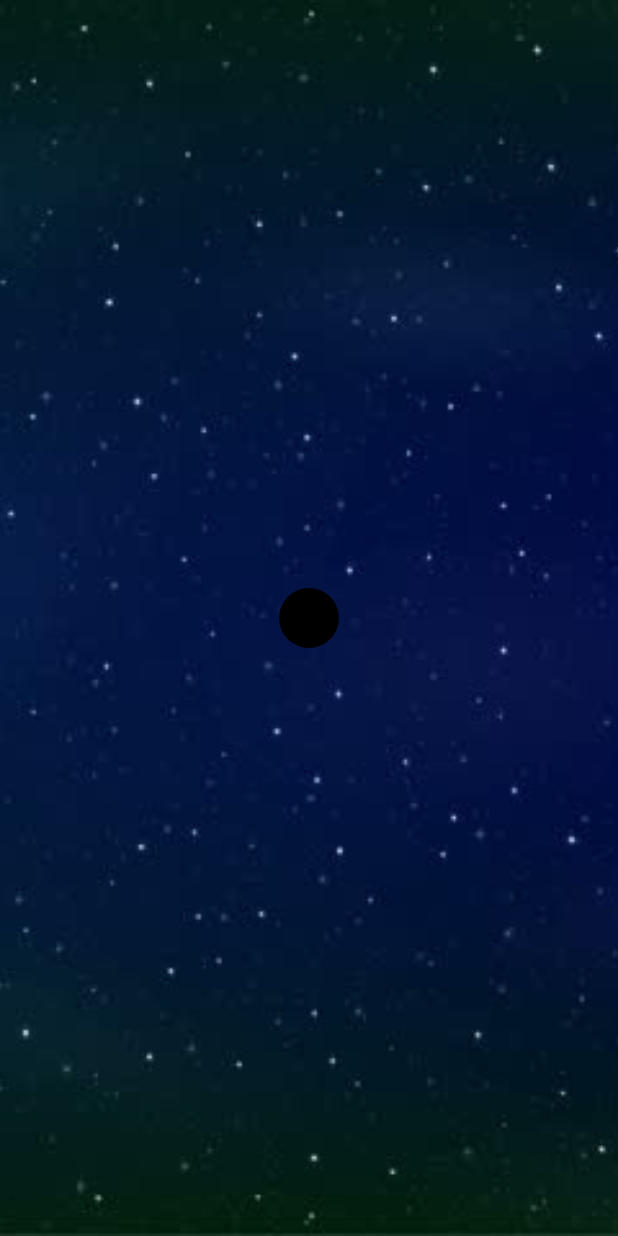
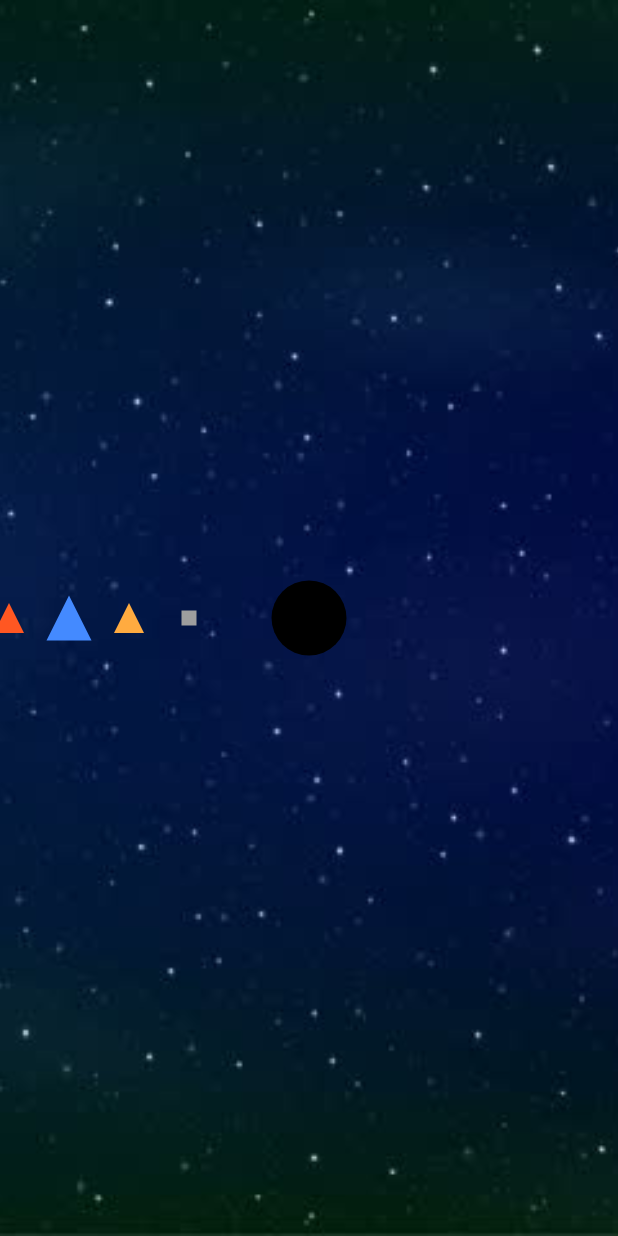
Before and after one commit to dariuspo/galaxy, a Flutter app: the screen it shows after launch, on a phone screen of 412 x 824 dp. Run offline on Flutter 3.47's test engine with Material 2 defaults, Android fonts, the phone set to English and light mode, and no system bars.

Commit message:
creating planets

```diff
--- a/lib/main.dart
+++ b/lib/main.dart
@@ -1,5 +1,7 @@
 import 'package:flutter/material.dart';
-import './widget/circle-shape.dart';
+import 'package:galaxy/painter/triangle-painter.dart';
+import 'package:galaxy/widget/triangle-builder.dart';
+import './widget/shape-builder.dart';
 
 void main() => runApp(MyApp());
 
@@ -43,9 +45,47 @@ class _GalaxyState extends State<Galaxy> {
             children: <Widget>[
               Transform.translate(
                 offset: Offset(0.0, 0.0),
-                child: CircleShape(
-                  radius: 40,
+                child: ShapeBuilder(
+                  radius: 50,
                   color: Colors.black,
+                  boxShape: BoxShape.circle,
+                ),
+              ),
+              Transform.translate(
+                offset: Offset(-80, 0.0),
+                child: ShapeBuilder(
+                  radius: 10,
+                  color: Colors.grey,
+                  boxShape: BoxShape.rectangle,
+                ),
+              ),
+              Transform.translate(
+                offset: Offset(-120.0, 0.0),
+                child: TriangleBuilder(
+                  color: Colors.orangeAccent,
+                  radius: 20,
+                ),
+              ),
+              Transform.translate(
+                offset: Offset(-160.0, 0.0),
+                child: TriangleBuilder(
+                  color: Colors.blueAccent,
+                  radius: 30,
+                ),
+              ),
+              Transform.translate(
+                offset: Offset(-200.0, 0.0),
+                child: TriangleBuilder(
+                  color: Colors.deepOrange,
+                  radius: 20,
+                ),
+              ),
+              Transform.translate(
+                offset: Offset(-300.0, 0.0),
+                child: ShapeBuilder(
+                  color: Colors.brown,
+                  radius: 50,
+                  boxShape: BoxShape.circle,
                 ),
               ),
             ],
--- /dev/null
+++ b/lib/painter/triangle-painter.dart
@@ -0,0 +1,34 @@
+import 'package:flutter/material.dart';
+
+class TrianglePainter extends CustomPainter {
+  final Color strokeColor;
+  final PaintingStyle paintingStyle;
+  final double strokeWidth;
+
+  TrianglePainter({this.strokeColor = Colors.black, this.strokeWidth = 3, this.paintingStyle = PaintingStyle.stroke});
+
+  @override
+  void paint(Canvas canvas, Size size) {
+    Paint paint = Paint()
+      ..color = strokeColor
+      ..strokeWidth = strokeWidth
+      ..style = paintingStyle;
+
+    canvas.drawPath(getTrianglePath(size.width, size.height), paint);
+  }
+
+  Path getTrianglePath(double x, double y) {
+    return Path()
+      ..moveTo(0, y)
+      ..lineTo(x / 2, 0)
+      ..lineTo(x, y)
+      ..lineTo(0, y);
+  }
+
+  @override
+  bool shouldRepaint(TrianglePainter oldDelegate) {
+    return oldDelegate.strokeColor != strokeColor ||
+        oldDelegate.paintingStyle != paintingStyle ||
+        oldDelegate.strokeWidth != strokeWidth;
+  }
+}
--- a/lib/widget/circle-shape.dart
+++ b/lib/widget/shape-builder.dart
@@ -1,9 +1,9 @@
 import 'package:flutter/material.dart';
-class CircleShape extends StatelessWidget {
+class ShapeBuilder extends StatelessWidget {
   final double radius;
   final Color color;
-
-  CircleShape({this.radius, this.color});
+  final BoxShape boxShape;
+  ShapeBuilder({this.radius, this.color, this.boxShape});
 
   @override
   Widget build(BuildContext context) {
@@ -11,8 +11,7 @@ class CircleShape extends StatelessWidget {
       child: Container(
         width: radius,
         height: radius,
-        decoration: BoxDecoration(color: color, shape: BoxShape.circle),
-
+        decoration: BoxDecoration(color: color, shape: boxShape),
       ),
     );
   }
--- /dev/null
+++ b/lib/widget/triangle-builder.dart
@@ -0,0 +1,24 @@
+import 'package:flutter/material.dart';
+import '../painter/triangle-painter.dart';
+class TriangleBuilder extends StatelessWidget {
+  final double radius;
+  final Color color;
+  TriangleBuilder({this.radius, this.color});
+
+  @override
+  Widget build(BuildContext context) {
+    return new Center(
+      child: CustomPaint(
+        painter: TrianglePainter(
+            strokeColor: color,
+            paintingStyle: PaintingStyle.fill,
+            strokeWidth: 2
+        ),
+        child:Container(
+          height: radius,
+          width: radius,
+        ),
+      ),
+    );
+  }
+}
```
